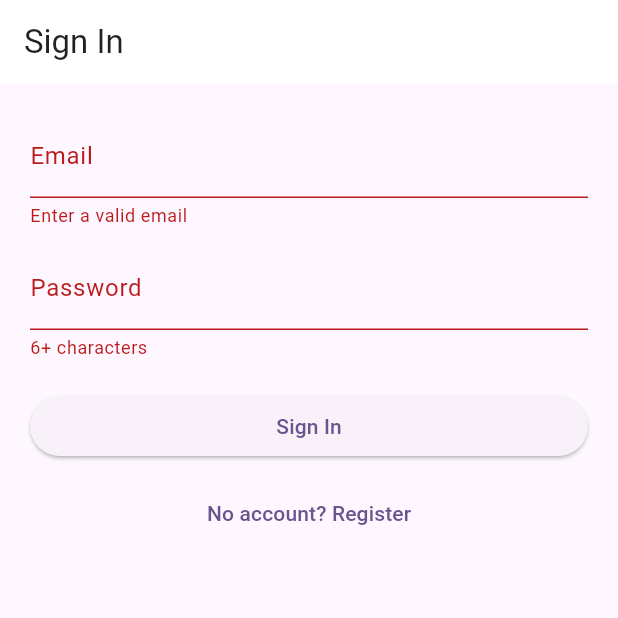
After one commit to Towsty/ChurchAdmin, a Flutter app: the screen it shows after launch, after a tap on "Sign In", on a phone screen of 412 x 824 dp, the top half of it. The commit adds this screen. Run offline on Flutter 3.47's test engine with Material 3 defaults, Android fonts, the phone set to English and light mode, and no system bars; our stand-ins replace cloud_firestore, csv, firebase_auth, firebase_core, firebase_storage, flutter_image_compress and 5 more; missing offline and left inert: google_api_availability; accounts and stored records are empty.

Commit message:
Major updates: user profile first/last name, auth system, role permissions, image compression, loading overlay, super admin screen, macOS fixes

```diff
--- a/lib/main.dart
+++ b/lib/main.dart
@@ -2,12 +2,15 @@ import 'package:flutter/material.dart';
 import 'package:firebase_core/firebase_core.dart';
 import 'package:firebase_auth/firebase_auth.dart';
 import 'package:cloud_firestore/cloud_firestore.dart';
+import 'package:google_api_availability/google_api_availability.dart';
 
 import 'firebase_options.dart';
 import 'screens/home_screen.dart';
 import 'screens/auth_screen.dart';
 import 'models/app_user.dart';
 import 'services/user_service.dart';
+import 'services/auth_service.dart';
+import 'widgets/loading_overlay.dart';
 
 import 'screens/attendance_input_screen.dart';
 import 'screens/attendance_history_screen.dart';
@@ -19,25 +22,36 @@ import 'screens/manage_members_screen.dart';
 import 'screens/manage_announcements_screen.dart';
 import 'screens/church_settings_screen.dart';
 
+Future<void> initializeApp() async {
+  try {
+    // Initialize Firebase first
+    await Firebase.initializeApp(
+      options: DefaultFirebaseOptions.currentPlatform,
+    );
+    print('🟢 Firebase initialized');
+
+    // Configure Firestore settings for mobile persistence
+    FirebaseFirestore.instance.settings = const Settings(
+      persistenceEnabled: true,
+      cacheSizeBytes: Settings.CACHE_SIZE_UNLIMITED,
+      sslEnabled: true,
+    );
+
+    // Initialize Auth
+    await FirebaseAuth.instance.authStateChanges().first;
+    print('🟢 Auth initialized');
+  } catch (e, stackTrace) {
+    print('🔥 Error during initialization: $e');
+    print('Stack trace: $stackTrace');
+    rethrow; // Rethrow to handle in the UI
+  }
+}
+
 void main() async {
   WidgetsFlutterBinding.ensureInitialized();
-  print('Before Firebase init');
   print('🟡 Step 1: Flutter bindings initialized');
 
-  await Firebase.initializeApp(options: DefaultFirebaseOptions.currentPlatform);
-
-  print('🟢 Step 2: Firebase initialized');
-  print('Firebase initialized');
-
-  // ✅ Enable Firestore debug logging
-  FirebaseFirestore.instance.settings = const Settings(
-    persistenceEnabled: true,
-    cacheSizeBytes: Settings.CACHE_SIZE_UNLIMITED,
-  );
-  //FirebaseFirestore.instance.setLogLevel(LogLevel.debug);
-
-  final user = FirebaseAuth.instance.currentUser;
-  print('👤 Initial user: ${user?.uid ?? 'none'}');
+  await initializeApp();
 
   runApp(const ChurchAdminApp());
 }
@@ -70,6 +84,8 @@ class ChurchAdminApp extends StatelessWidget {
       secondaryContainer: Colors.deepPurple[900],
       onSecondaryContainer: Colors.white,
     );
+
+    final authService = AuthService();
 
     return MaterialApp(
       title: 'Church Admin',
@@ -226,8 +242,66 @@ class ChurchAdminApp extends StatelessWidget {
         print(
           '🎯 Drawer background: ${Theme.of(context).drawerTheme.backgroundColor}',
         );
-        return child!;
+        return LoadingOverlay(
+          isLoading: authService.isSigningOut,
+          message: 'Switching accounts...',
+          child: child!,
+        );
       },
+      home: StreamBuilder<User?>(
+        stream: FirebaseAuth.instance.authStateChanges(),
+        builder: (context, snapshot) {
+          if (snapshot.connectionState == ConnectionState.waiting) {
+            return const Scaffold(
+              body: Center(child: CircularProgressIndicator()),
+            );
+          }
+
+          if (snapshot.hasError) {
+            print('🔥 Auth stream error: ${snapshot.error}');
+            return Scaffold(
+              body: Center(
+                child: Column(
+                  mainAxisAlignment: MainAxisAlignment.center,
+                  children: [
+                    const Icon(
+                      Icons.error_outline,
+                      size: 48,
+                      color: Colors.red,
+                    ),
+                    const SizedBox(height: 16),
+                    const Text(
+                      'Authentication Error',
+                      style: TextStyle(
+                        fontSize: 20,
+                        fontWeight: FontWeight.bold,
+                      ),
+                    ),
+                    const SizedBox(height: 8),
+                    Text(
+                      'Please try again later.\n${snapshot.error}',
+                      textAlign: TextAlign.center,
+                      style: const TextStyle(color: Colors.grey),
+                    ),
+                    const SizedBox(height: 16),
+                    ElevatedButton(
+                      onPressed: () => authService.signOut(context),
+                      child: const Text('Sign Out'),
+                    ),
+                  ],
+                ),
+              ),
+            );
+          }
+
+          final user = snapshot.data;
+          if (user == null) {
+            return const AuthScreen();
+          }
+
+          return const HomeScreen();
+        },
+      ),
       routes: {
         '/attendance': (_) => const AttendanceInputScreen(),
         '/attendance-history': (_) => const AttendanceHistoryScreen(),
@@ -262,69 +336,6 @@ class ChurchAdminApp extends StatelessWidget {
           return ChurchSettingsScreen(churchId: args['churchId']);
         },
       },
-      home: const AuthGate(),
     );
   }
 }
-
-class AuthGate extends StatelessWidget {
-  const AuthGate({super.key});
-
-  @override
-  Widget build(BuildContext context) {
-    return StreamBuilder<User?>(
-      stream: FirebaseAuth.instance.authStateChanges(),
-      builder: (context, authSnapshot) {
-        if (authSnapshot.connectionState == ConnectionState.waiting) {
-          return const Scaffold(
-            body: Center(child: CircularProgressIndicator()),
-          );
-        }
-
-        final user = authSnapshot.data;
-        if (user == null) {
-          print('🛑 No Firebase user found. Showing auth screen.');
-          return const AuthScreen();
-        }
-
-        return FutureBuilder<AppUser?>(
-          future: UserService().getUser(user.uid),
-          builder: (context, userSnapshot) {
-            if (userSnapshot.connectionState == ConnectionState.waiting) {
-              return const Scaffold(
-                body: Center(child: CircularProgressIndicator()),
-              );
-            }
-
-            if (userSnapshot.hasError) {
-              print('🔥 Error loading user profile: ${userSnapshot.error}');
-              return const Scaffold(
-                body: Center(
-                  child: Text('Something went wrong. Please try again.'),
-                ),
-              );
-            }
-
-            final appUser = userSnapshot.data;
-            if (appUser == null) {
-              print('❌ AppUser profile not found for UID: ${user.uid}');
-              return const Scaffold(
-                body: Center(
-                  child: Text(
-                    'User profile not found.\nPlease contact support or re-register.',
-                    textAlign: TextAlign.center,
-                  ),
-                ),
-              );
-            }
-
-            print('✅ AppUser loaded: ${appUser.name}');
-
-            // ✅ Main screen
-            return const HomeScreen();
-          },
-        );
-      },
-    );
-  }
-}
--- a/lib/screens/member_landing_screen.dart
+++ b/lib/screens/member_landing_screen.dart
@@ -1054,6 +1054,7 @@ class _MemberLandingScreenState extends State<MemberLandingScreen> {
                   child: Column(
                     mainAxisAlignment: MainAxisAlignment.center,
                     children: [
+                      if (RolePermissions.canTakeAttendance(userRole))
                         IconButton(
                           icon: const Icon(Icons.check_circle_outline),
                           tooltip: 'Take Attendance',
@@ -1061,6 +1062,7 @@ class _MemberLandingScreenState extends State<MemberLandingScreen> {
                             Navigator.pushNamed(context, '/attendance');
                           },
                         ),
+                      if (RolePermissions.canViewAttendance(userRole))
                         IconButton(
                           icon: const Icon(Icons.history),
                           tooltip: 'Past Attendance',
@@ -1084,6 +1086,7 @@ class _MemberLandingScreenState extends State<MemberLandingScreen> {
                           );
                         },
                       ),
+                      if (RolePermissions.canExportAttendance(userRole))
                         IconButton(
                           icon: const Icon(Icons.file_download),
                           tooltip: 'Export Data',
--- /dev/null
+++ b/lib/widgets/loading_overlay.dart
@@ -0,0 +1,39 @@
+import 'package:flutter/material.dart';
+
+class LoadingOverlay extends StatelessWidget {
+  final bool isLoading;
+  final Widget child;
+  final String? message;
+
+  const LoadingOverlay({
+    super.key,
+    required this.isLoading,
+    required this.child,
+    this.message,
+  });
+
+  @override
+  Widget build(BuildContext context) {
+    return Stack(
+      children: [
+        child,
+        if (isLoading)
+          Container(
+            color: Colors.black54,
+            child: Center(
+              child: Column(
+                mainAxisSize: MainAxisSize.min,
+                children: [
+                  const CircularProgressIndicator(),
+                  if (message != null) ...[
+                    const SizedBox(height: 16),
+                    Text(message!, style: const TextStyle(color: Colors.white)),
+                  ],
+                ],
+              ),
+            ),
+          ),
+      ],
+    );
+  }
+}
--- a/pubspec.yaml
+++ b/pubspec.yaml
@@ -38,6 +38,7 @@ dependencies:
   firebase_storage: ^11.7.7
   flutter_image_compress: ^2.2.0
   mask_text_input_formatter: ^2.9.0
+  google_api_availability: ^5.0.1
 
 dev_dependencies:
   flutter_test:
```
Also changed, not shown: lib/screens/admin_portal_screen.dart (+38 -23 lines), lib/screens/profile_screen.dart (+28 -5 lines), lib/screens/super_admin_screen.dart (added, +335 -0 lines), lib/services/auth_service.dart (+14 -25 lines), lib/services/image_compression_service.dart (added, +31 -0 lines), lib/services/role_permissions.dart (+28 -11 lines), pubspec.lock, 23 other files. Lines whose indentation alone changed are shown as unchanged.
